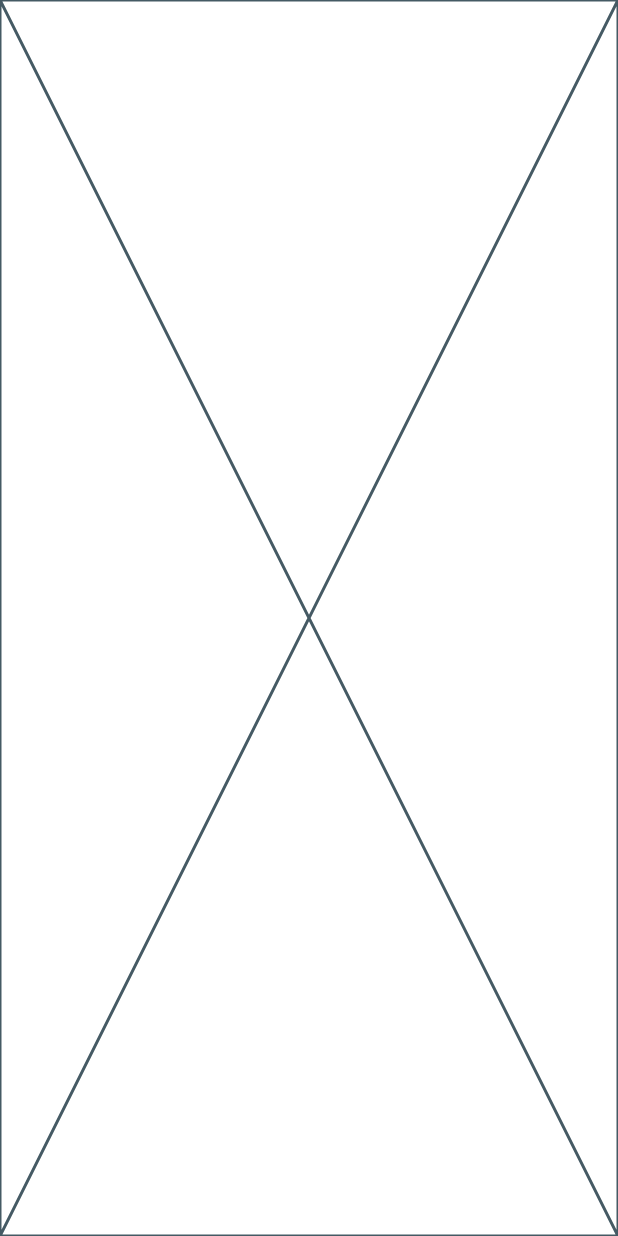
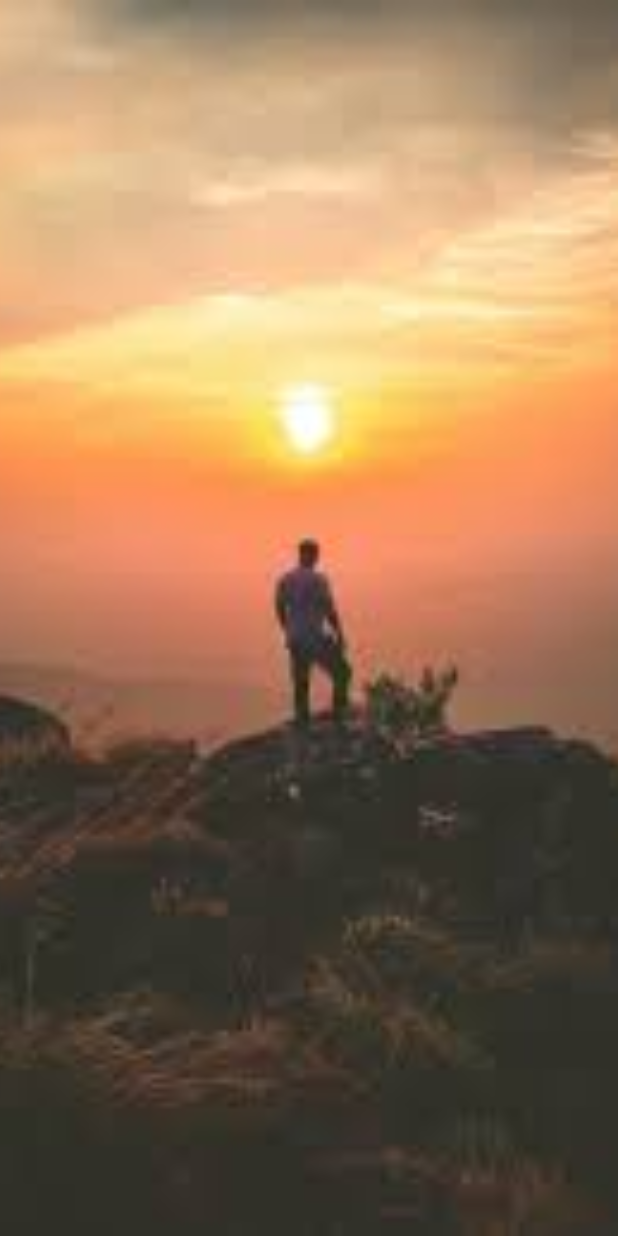
Before and after one commit to DanielLeke/Quote-App, a Flutter app: the screen it shows after launch, on a phone screen of 412 x 824 dp. Run offline on Flutter 3.47's test engine with Material 3 defaults, Android fonts, the phone set to English and light mode, and no system bars; our stand-ins replace get.

```diff
--- a/lib/generate_random_quote.dart
+++ b/lib/generate_random_quote.dart
@@ -5,6 +5,28 @@ class GenerateRandomQuote extends StatelessWidget {
 
   @override
   Widget build(BuildContext context) {
-    return const Placeholder();
+    return Scaffold(
+      body: BackgroundImage(),
+    );
   }
 }
+
+class BackgroundImage extends StatelessWidget {
+  const BackgroundImage({
+    super.key,
+  });
+
+  @override
+  Widget build(BuildContext context) {
+    return Container(
+      height: double.maxFinite,
+      width: double.maxFinite,
+      decoration: BoxDecoration(
+        image: DecorationImage(
+          image: AssetImage('assets/actual quote app background.jpeg'),
+          fit: BoxFit.cover
+        )
+      ),
+    );
+  }
+}
```
